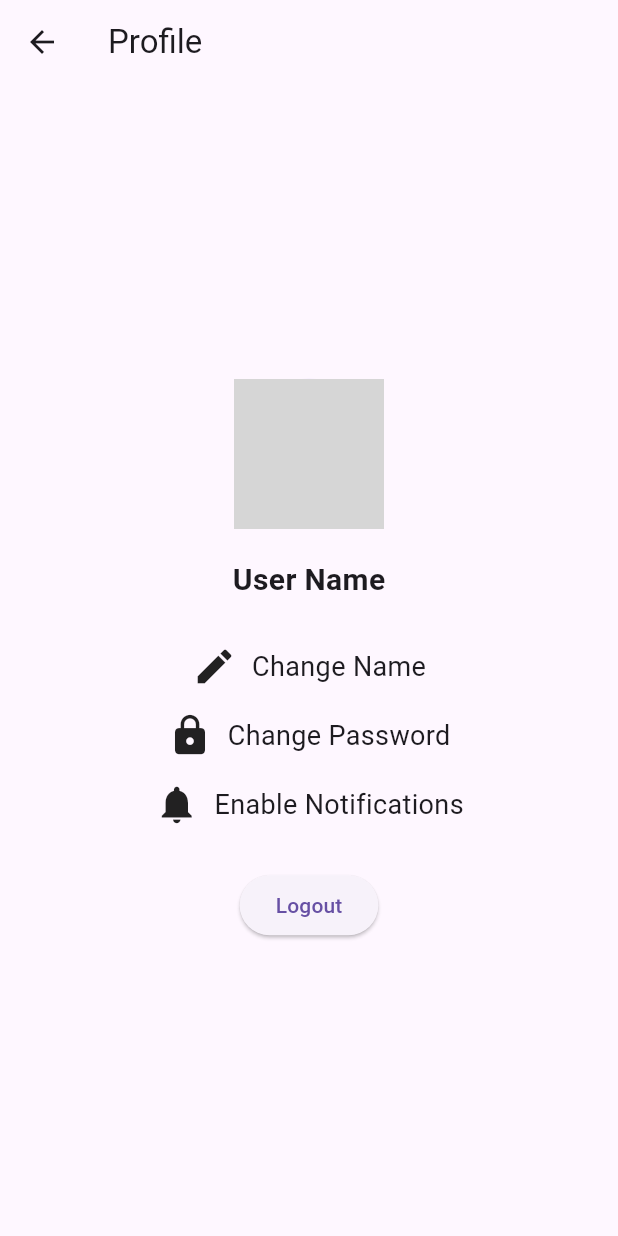
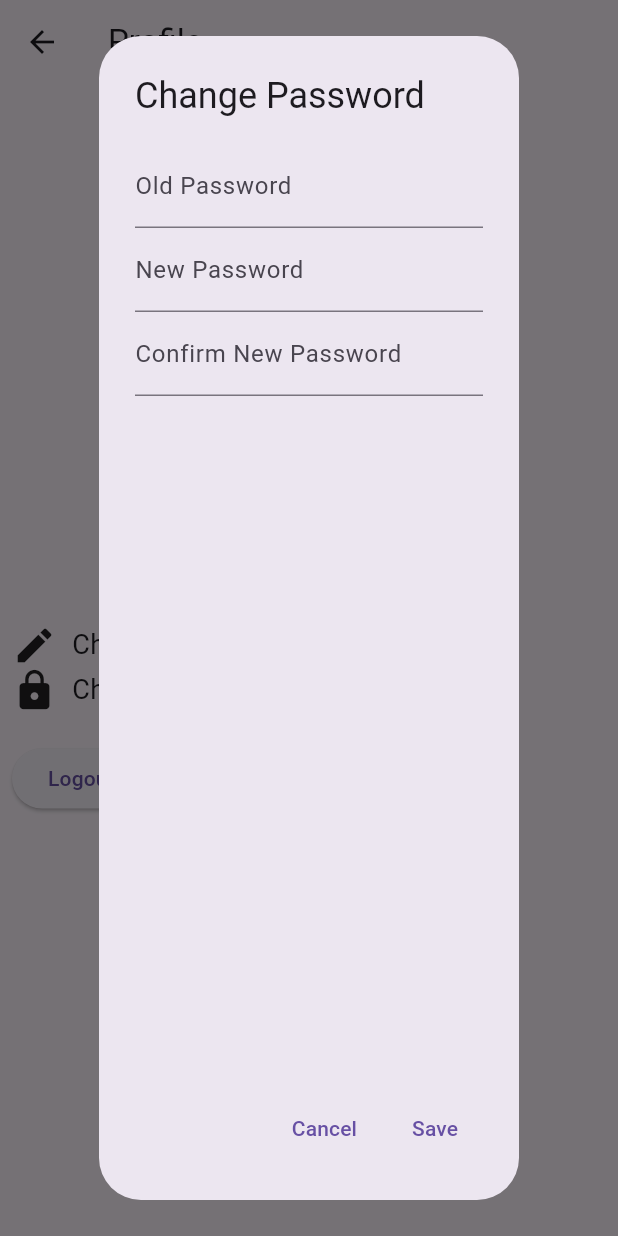
Before and after one commit to GnaniPasupula/lendpay, a Flutter app: the ProfileScreen screen opened directly, after a tap on "Change Password", on a phone screen of 412 x 824 dp. Run offline on Flutter 3.47's test engine with Material 3 defaults, Android fonts, the phone set to English and light mode, and no system bars; our stand-ins replace shared_preferences; missing offline and left inert: dart:html; accounts and stored records are empty; grey boxes are pictures that could not be loaded.

Commit message:
Change Name Finished

```diff
--- a/Client/lib/auth_screen.dart
+++ b/Client/lib/auth_screen.dart
@@ -36,6 +36,10 @@ class _AuthScreenState extends State<AuthScreen> {
       passwordsMatch = _signUpPasswordController.text == _confirmPasswordController.text;
     });
   }
+
+  // Future<void> _logout() async {
+  //   await ApiHelper.logout(context);
+  // }
 
   Future<void> _signup() async {
     final url = 'http://localhost:3000/auth/signup';
--- a/Client/lib/profilePage.dart
+++ b/Client/lib/profilePage.dart
@@ -1,4 +1,8 @@
 import 'package:flutter/material.dart';
+import 'package:lendpay/Models/User.dart';
+import 'package:lendpay/Providers/activeUser_provider.dart';
+import 'package:lendpay/api_helper.dart';
+import 'package:provider/provider.dart';
 
 class ProfileScreen extends StatefulWidget {
   @override
@@ -6,23 +10,137 @@ class ProfileScreen extends StatefulWidget {
 }
 
 class _ProfileScreenState extends State<ProfileScreen> {
+  String userName = '';
+
   @override
   Widget build(BuildContext context) {
+
+    UserProvider userProvider = Provider.of<UserProvider>(context);
+    User activeUser = userProvider.activeUser;
+
+    setState(() {
+      userName=activeUser.name;
+    });
+
+    Future<void> _showChangeNamePopup() async {
+      String newName = '';
+
+      await showDialog(
+        context: context,
+        builder: (BuildContext context) {
+          return AlertDialog(
+            title: Text('Change Name'),
+            content: TextField(
+              onChanged: (value) {
+                newName = value;
+              },
+              decoration: InputDecoration(labelText: 'New Name'),
+            ),
+            actions: <Widget>[
+              TextButton(
+                onPressed: () {
+                  Navigator.pop(context);
+                },
+                child: Text('Cancel'),
+              ),
+              TextButton(
+                onPressed: () async {
+                  if (newName.isNotEmpty) {
+                    try{
+                      await ApiHelper.changeName(newName, activeUser.email);
+                      setState(() {
+                        activeUser.name = newName;
+                      });
+                    }catch(e){
+                      print(e);
+                    }
+                  }
+                  Navigator.pop(context);
+                },
+                child: Text('Save'),
+              ),
+            ],
+          );
+        },
+      );
+    }
+
+    Future<void> _showChangePasswordPopup() async {
+      String oldPassword = '';
+      String newPassword = '';
+      String confirmNewPassword = '';
+
+      await showDialog(
+        context: context,
+        builder: (BuildContext context) {
+          return AlertDialog(
+            title: Text('Change Password'),
+            content: Column(
+              children: [
+                TextField(
+                  onChanged: (value) {
+                    oldPassword = value;
+                  },
+                  decoration: InputDecoration(labelText: 'Old Password'),
+                  obscureText: true,
+                ),
+                TextField(
+                  onChanged: (value) {
+                    newPassword = value;
+                  },
+                  decoration: InputDecoration(labelText: 'New Password'),
+                  obscureText: true,
+                ),
+                TextField(
+                  onChanged: (value) {
+                    confirmNewPassword = value;
+                  },
+                  decoration: InputDecoration(labelText: 'Confirm New Password'),
+                  obscureText: true,
+                ),
+              ],
+            ),
+            actions: <Widget>[
+              TextButton(
+                onPressed: () {
+                  Navigator.pop(context);
+                },
+                child: Text('Cancel'),
+              ),
+              TextButton(
+                onPressed: () {
+                  // Implement logic to change the password
+                  if (newPassword == confirmNewPassword) {
+                    // Password change logic
+                    // You can call an API or update the state accordingly
+                  }
+                  Navigator.pop(context);
+                },
+                child: Text('Save'),
+              ),
+            ],
+          );
+        },
+      );
+    }
+
     return Scaffold(
       appBar: AppBar(
         title: Text('Profile'),
       ),
       body: Center(
+        child: Padding(
+          padding: const EdgeInsets.all(8.0),
           child: Column(
             mainAxisAlignment: MainAxisAlignment.center,
+            crossAxisAlignment: CrossAxisAlignment.start,
             children: [
-            CircleAvatar(
-              radius: 50,
-              backgroundImage: NetworkImage('https://example.com/your_profile_image.jpg'),
+              Text(
+                userName,
+                style: TextStyle(fontSize: 20, fontWeight: FontWeight.bold),
               ),
-            SizedBox(height: 20),
               Text(
-              'User Name',
+                activeUser.email,
                 style: TextStyle(fontSize: 20, fontWeight: FontWeight.bold),
               ),
               SizedBox(height: 20),
@@ -30,31 +148,25 @@ class _ProfileScreenState extends State<ProfileScreen> {
                 icon: Icons.edit,
                 label: 'Change Name',
                 onPressed: () {
-                // Implement change name functionality
+                  _showChangeNamePopup();
                 },
               ),
               ProfileOption(
                 icon: Icons.lock,
                 label: 'Change Password',
                 onPressed: () {
-                // Implement change password functionality
-              },
-            ),
-            ProfileOption(
-              icon: Icons.notifications,
-              label: 'Enable Notifications',
-              onPressed: () {
-                // Implement enable notifications functionality
+                  _showChangePasswordPopup();
                 },
               ),
               SizedBox(height: 20),
               ElevatedButton(
                 onPressed: () {
-                // Implement logout functionality
+                  ApiHelper.logout(context);
                 },
                 child: Text('Logout'),
               ),
             ],
+          ),
         ),
       ),
     );
@@ -70,12 +182,10 @@ class ProfileOption extends StatelessWidget {
 
   @override
   Widget build(BuildContext context) {
-    return Padding(
-      padding: const EdgeInsets.all(8.0),
-      child: InkWell(
+    return InkWell(
         onTap: onPressed,
         child: Row(
-          mainAxisAlignment: MainAxisAlignment.center,
+          mainAxisAlignment: MainAxisAlignment.start,
           children: [
             Icon(icon, size: 30),
             SizedBox(width: 10),
@@ -85,7 +195,6 @@ class ProfileOption extends StatelessWidget {
             ),
           ],
         ),
-      ),
     );
   }
 }
```
Also changed, not shown: Client/lib/api_helper.dart (+62 -0 lines), 2 other files. Lines whose indentation alone changed are shown as unchanged.
